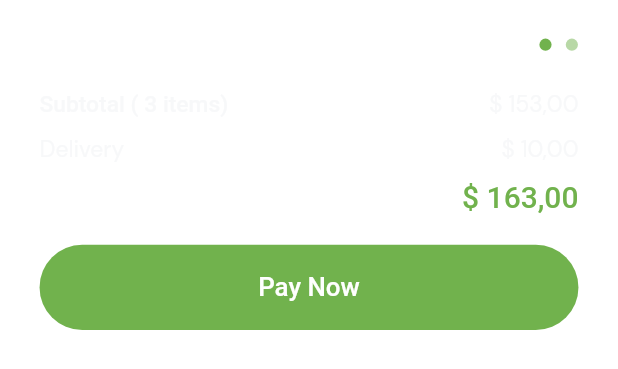
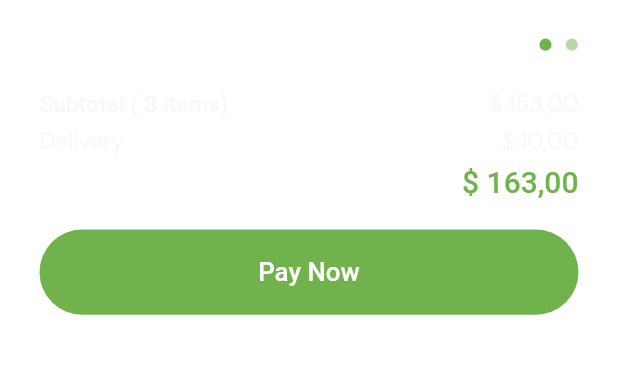
Before and after one commit to ederkach/Menu-loyalty, a Flutter app: the CartSum widget shown alone on an empty page, opened directly, on a phone screen of 412 x 824 dp. Shown: the top 369 px of the screen. Run offline on Flutter 3.47's test engine with Material 2 defaults, Android fonts, the phone set to English and light mode, and no system bars; our stand-ins replace eva_icons_flutter, flutter_screenutil, get_it; network calls fail.

Commit message:
docs: update readme.md

```diff
--- a/lib/src/presentation/views/cart_page/cart_page.dart
+++ b/lib/src/presentation/views/cart_page/cart_page.dart
@@ -61,11 +61,11 @@ class CartPage extends StatelessWidget {
                 darkWhite: DarkWhite.dark,
               ),
             ),
-            SizedBox(height: 20.h),
+            SizedBox(height: 10.h),
             Column(
               crossAxisAlignment: CrossAxisAlignment.start,
               children: [
-                SizedBox(width: 375.w, height: 350.h, child: const CartList()),
+                SizedBox(width: 375.w, height: 370.h, child: const CartList()),
               ],
             ),
             BottomPanel(
--- a/lib/src/presentation/views/cart_page/components/cart_sum.dart
+++ b/lib/src/presentation/views/cart_page/components/cart_sum.dart
@@ -45,7 +45,7 @@ class CartSum extends StatelessWidget {
               ),
             ],
           ),
-          SizedBox(height: 10.h),
+          SizedBox(height: 5.h),
           Row(
             mainAxisAlignment: MainAxisAlignment.spaceBetween,
             children: [
@@ -69,7 +69,7 @@ class CartSum extends StatelessWidget {
               ),
             ],
           ),
-          SizedBox(height: 10.h),
+          SizedBox(height: 5.h),
           Row(
             mainAxisAlignment: MainAxisAlignment.spaceBetween,
             children: [
```
Also changed, not shown: screens/UI1.png (added), screens/UI2.png (added), screens/UI_1.png (deleted), 1 other file.
